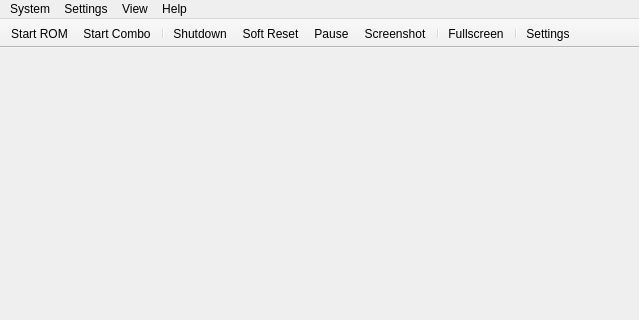
Rosalie241/RMG, file Source/RMG/UserInterface/MainWindow.ui: the form before one commit; both pictures show x 0 to 639 and y 0 to 320 of the 639 by 543 pixel window.
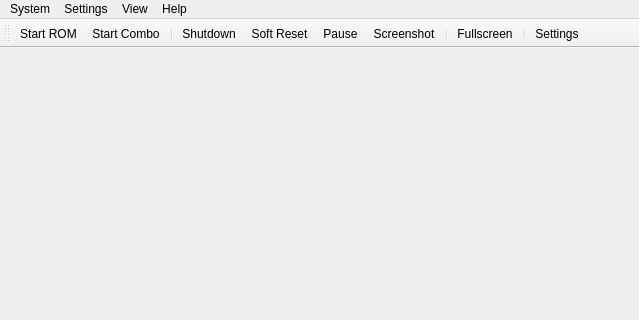
The form after the commit. Icons and pictures are not drawn.

Commit message: RMG: allow the toolbar to be moved

```diff
--- a/Source/RMG/UserInterface/MainWindow.ui
+++ b/Source/RMG/UserInterface/MainWindow.ui
@@ -162,7 +162,7 @@
     <string>toolBar</string>
    </property>
    <property name="movable">
-    <bool>false</bool>
+    <bool>true</bool>
    </property>
    <property name="toolButtonStyle">
     <enum>Qt::ToolButtonTextUnderIcon</enum>
```
The commit also changes 2 other files.
